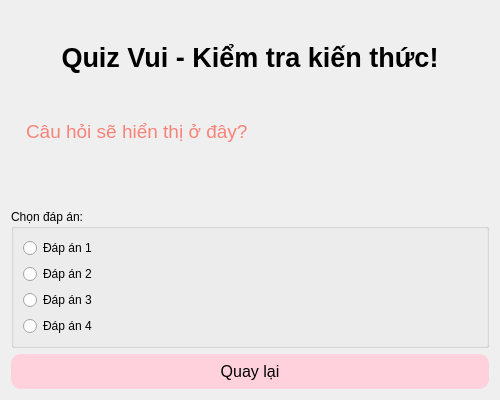
Old version of the form SPCK_PTA09/Final/SPCK_PTA09_My/GUI/quizz.ui in the repository NguyenNhatHuynh/SPCK_Mindx.
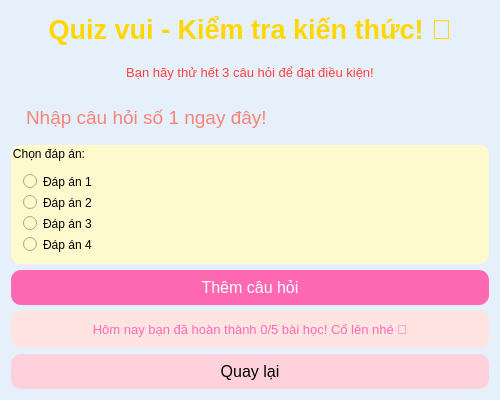
New version of the form.

```diff
--- a/SPCK_PTA09/Final/SPCK_PTA09_My/GUI/quizz.ui
+++ b/SPCK_PTA09/Final/SPCK_PTA09_My/GUI/quizz.ui
@@ -13,11 +13,14 @@
   <property name="windowTitle">
    <string>Quiz Vui</string>
   </property>
+  <property name="styleSheet">
+   <string notr="true">background-color: #E6F0FA;</string>
+  </property>
   <layout class="QVBoxLayout" name="verticalLayout">
    <item>
     <widget class="QLabel" name="label_title">
      <property name="text">
-      <string>Quiz Vui - Kiểm tra kiến thức!</string>
+      <string>Quiz vui - Kiểm tra kiến thức! 🐰</string>
      </property>
      <property name="font">
       <font>
@@ -28,12 +31,33 @@
      <property name="alignment">
       <set>Qt::AlignCenter</set>
      </property>
+     <property name="styleSheet">
+      <string notr="true">color: #FFD700;</string>
+     </property>
+    </widget>
+   </item>
+   <item>
+    <widget class="QLabel" name="label_note">
+     <property name="text">
+      <string>Bạn hãy thử hết 3 câu hỏi để đạt điều kiện!</string>
+     </property>
+     <property name="font">
+      <font>
+       <pointsize>10</pointsize>
+      </font>
+     </property>
+     <property name="alignment">
+      <set>Qt::AlignCenter</set>
+     </property>
+     <property name="styleSheet">
+      <string notr="true">color: #FF4040;</string>
+     </property>
     </widget>
    </item>
    <item>
     <widget class="QLabel" name="label_question">
      <property name="text">
-      <string>Câu hỏi sẽ hiển thị ở đây?</string>
+      <string>Nhập câu hỏi số 1 ngay đây!</string>
      </property>
      <property name="font">
       <font>
@@ -53,6 +77,9 @@
      <property name="title">
       <string>Chọn đáp án:</string>
      </property>
+     <property name="styleSheet">
+      <string notr="true">background-color: #FFFACD; border-radius: 10px;</string>
+     </property>
      <layout class="QVBoxLayout" name="verticalLayout_answers">
       <item>
        <widget class="QRadioButton" name="radio_answer1">
@@ -85,6 +112,34 @@
      </layout>
     </widget>
    </item>
+   <item>
+    <widget class="QPushButton" name="btn_add_question">
+     <property name="text">
+      <string>Thêm câu hỏi</string>
+     </property>
+     <property name="styleSheet">
+      <string notr="true">background: #FF69B4; border-radius: 10px; padding: 8px 20px; font-size: 16px; color: white;</string>
+     </property>
+    </widget>
+   </item>
+   <item>
+    <widget class="QLabel" name="label_result">
+     <property name="text">
+      <string>Hôm nay bạn đã hoàn thành 0/5 bài học! Cố lên nhé 🥰</string>
+     </property>
+     <property name="font">
+      <font>
+       <pointsize>10</pointsize>
+      </font>
+     </property>
+     <property name="alignment">
+      <set>Qt::AlignCenter</set>
+     </property>
+     <property name="styleSheet">
+      <string notr="true">color: #FF69B4; background: #FFE4E1; border-radius: 10px; padding: 5px;</string>
+     </property>
+    </widget>
+   </item>
    <item>
     <widget class="QPushButton" name="btn_comeback">
      <property name="text">
```
